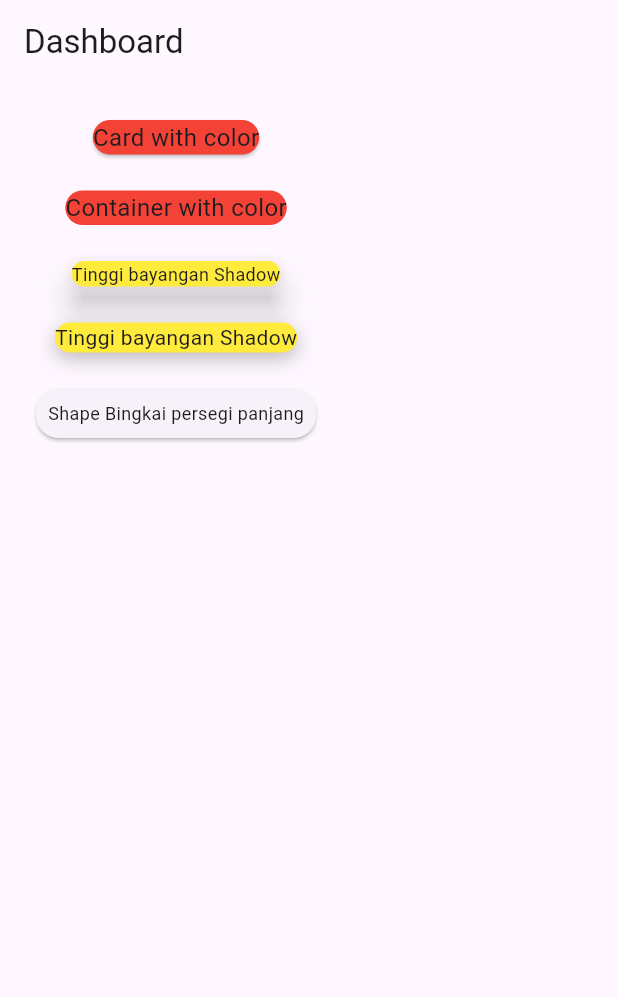
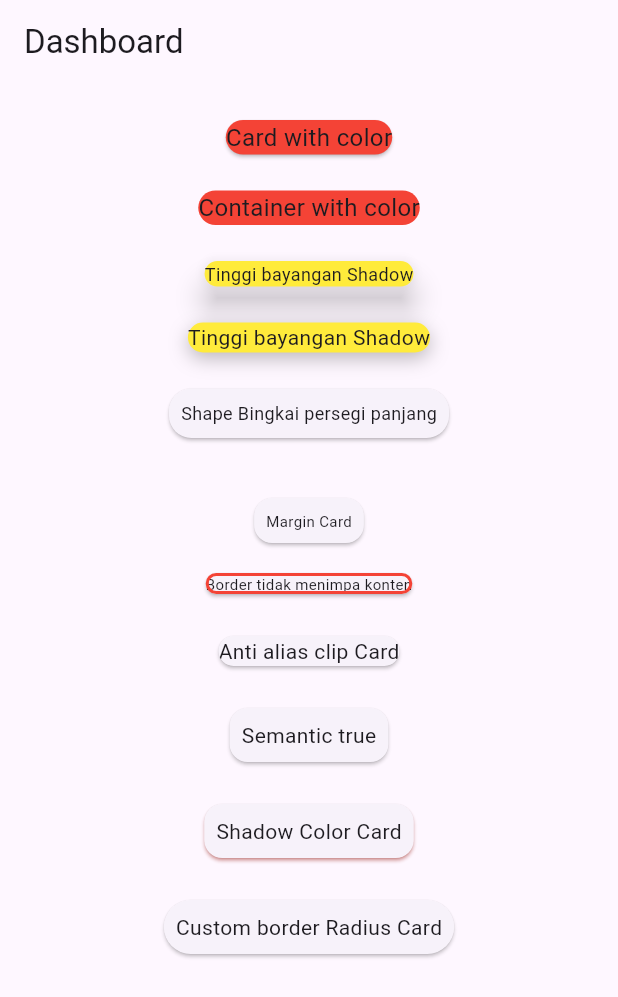
Before and after one commit to zaqimaulana/week8_card, a Flutter app: the screen it shows after launch, on a phone screen of 412 x 824 dp. Shown: the top 997 px of the screen. Run offline on Flutter 3.47's test engine with Material 3 defaults, Android fonts, the phone set to English and light mode, and no system bars.

Commit message:
menambahkan Margin, Shadow Color, Border Radius, dll

```diff
--- a/lib/pages/page_card_01.dart
+++ b/lib/pages/page_card_01.dart
@@ -13,7 +13,9 @@ class MyHomePage extends StatelessWidget {
             body: SingleChildScrollView(
               child: Container(
                 padding: const EdgeInsets.all(20.0),
+                child: Center(
                 child: Column(
+                  crossAxisAlignment: CrossAxisAlignment.center,
                   children: [
                     Card(
                     color: Colors.red,
@@ -57,10 +59,70 @@ class MyHomePage extends StatelessWidget {
                       child: Text("Shape Bingkai persegi panjang", style: TextStyle(fontSize: 12.0)),
                       ),
                       ),
+                      SizedBox(height: 20.0),
+
+                      Card(
+                      margin: EdgeInsets.all(16.0),
+                      child: Padding(
+                        padding: const EdgeInsets.all(8.0),
+                        child: Text("Margin Card", style: TextStyle(fontSize: 10.0)),
+                      ),
+                      ),
+
+                      Card(
+                      shape: RoundedRectangleBorder(
+                        borderRadius: BorderRadius.circular(16),
+                        side: BorderSide(color: Colors.red, width: 2),
+                      ),
+                      borderOnForeground: true, // false
+                      child: Text(
+                        "Border tidak menimpa konten",
+                        style: TextStyle(fontSize: 10.0),
+                      ),
+                      // child: Padding(
+                      // padding: EdgeInsets.all(8),
+                      // child: Text("Border tidak menimpa konten"),
+                      // ),
+                      ),
+                      SizedBox(height: 20.0),
+
+                      Card(
+                      clipBehavior: Clip.antiAlias,
+                      child: Text("Anti alias clip Card", style: TextStyle(fontSize: 14.0)),
+                      ),
+                      SizedBox(height: 20.0),
+
+                      Card(
+                      semanticContainer: true,
+                      child: Padding(
+                      padding: const EdgeInsets.all(8.0),
+                      child: Text("Semantic true", style: TextStyle(fontSize: 14.0)),
+                      ),
+                      ),
+                      SizedBox(height: 20.0),
+
+                      Card(
+                      shadowColor: Colors.red,
+                      child: Padding(
+                      padding: const EdgeInsets.all(8.0),
+                      child: Text("Shadow Color Card", style: TextStyle(fontSize: 14.0)),
+                      ),
+                      ),
+                      SizedBox(height: 20.0),
+
+                      Card(
+                      shape: RoundedRectangleBorder(borderRadius: BorderRadius.circular(30.0)),
+                      child: Padding(
+                      padding: const EdgeInsets.all(8.0),
+                      child: Text("Custom border Radius Card", style: TextStyle(fontSize: 14.0)),
+                      ),
+                      ),
+
                   ],
                 ),
               ),
             ),
-          );
+            ),
+            );
   }
 }
```
